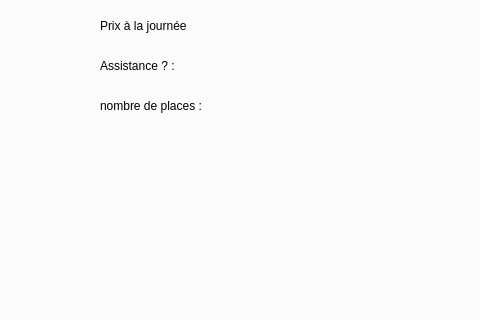
This is ProjetCPOA/mainwindow.ui in simonh88/projetL3 as Qt 5 draws it before an edit; both pictures show x 162 to 642 and y 303 to 623 of the 894 by 623 pixel window. The edited form follows.
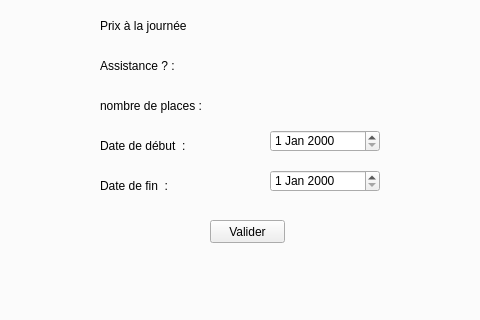
This is the edited form. The open tabs and pages were chosen to show the change.

Commit message: Controle vehicule en place, manque la persistance et les controle chauffeur. Les classes pour le controles chauffeur sont crees et presque utilisables, manque juste une ou deux methodes et les relier au boutons qu'il faut cree dans la mainwindow

```diff
--- a/ProjetCPOA/mainwindow.ui
+++ b/ProjetCPOA/mainwindow.ui
@@ -1650,6 +1650,65 @@
        <string/>
       </property>
      </widget>
+     <widget class="QDateEdit" name="addControleVehDateDeb">
+      <property name="geometry">
+       <rect>
+        <x>430</x>
+        <y>410</y>
+        <width>110</width>
+        <height>22</height>
+       </rect>
+      </property>
+     </widget>
+     <widget class="QLabel" name="label_157">
+      <property name="geometry">
+       <rect>
+        <x>260</x>
+        <y>410</y>
+        <width>171</width>
+        <height>31</height>
+       </rect>
+      </property>
+      <property name="text">
+       <string>Date de début  : </string>
+      </property>
+     </widget>
+     <widget class="QLabel" name="label_158">
+      <property name="geometry">
+       <rect>
+        <x>260</x>
+        <y>450</y>
+        <width>171</width>
+        <height>31</height>
+       </rect>
+      </property>
+      <property name="text">
+       <string>Date de fin  : </string>
+      </property>
+     </widget>
+     <widget class="QDateEdit" name="addControleVehDateFin">
+      <property name="geometry">
+       <rect>
+        <x>430</x>
+        <y>450</y>
+        <width>110</width>
+        <height>22</height>
+       </rect>
+      </property>
+     </widget>
+     <widget class="QPushButton" name="validAddControleVeh">
+      <property name="geometry">
+       <rect>
+        <x>370</x>
+        <y>500</y>
+        <width>75</width>
+        <height>23</height>
+       </rect>
+      </property>
+      <property name="text">
+       <string>Valider</string>
+      </property>
+     </widget>
     </widget>
     <widget class="QWidget" name="tab_showChauffeurs">
      <attribute name="title">
```
Left out of the diff: 2 changed lines with no effect on the pictures. The commit also changes 13 other files.
